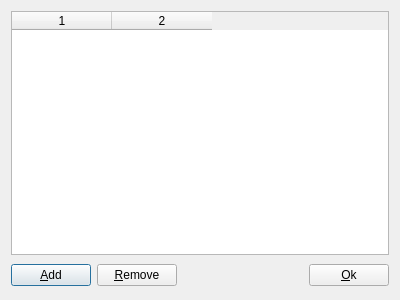
Qt form SearchGUI/src/settingswindow.ui (tmpprj/tmpprj) before a commit.
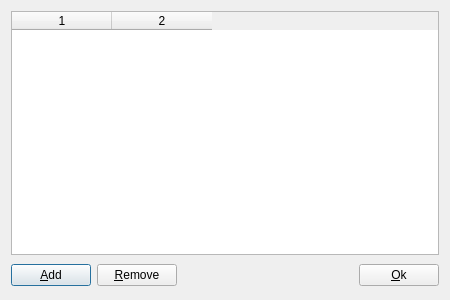
The same form after that commit.

Commit message: Settings window: min size set

```diff
--- a/SearchGUI/src/settingswindow.ui
+++ b/SearchGUI/src/settingswindow.ui
@@ -1,16 +1,22 @@
 <?xml version="1.0" encoding="UTF-8"?>
 <ui version="4.0">
  <class>SettingsWindowBase</class>
- <widget class="QDialog" name="SettingsWindowBase">
-  <property name="geometry">
+ <widget class="QDialog" name="SettingsWindowBase" >
+  <property name="geometry" >
    <rect>
     <x>0</x>
     <y>0</y>
-    <width>400</width>
+    <width>450</width>
     <height>300</height>
    </rect>
   </property>
-  <property name="windowTitle">
+  <property name="minimumSize" >
+   <size>
+    <width>450</width>
+    <height>300</height>
+   </size>
+  </property>
+  <property name="windowTitle" >
    <string>Settings</string>
   </property>
   <layout class="QVBoxLayout">
```
Left out of the diff: 27 changed lines with no effect on the pictures.
